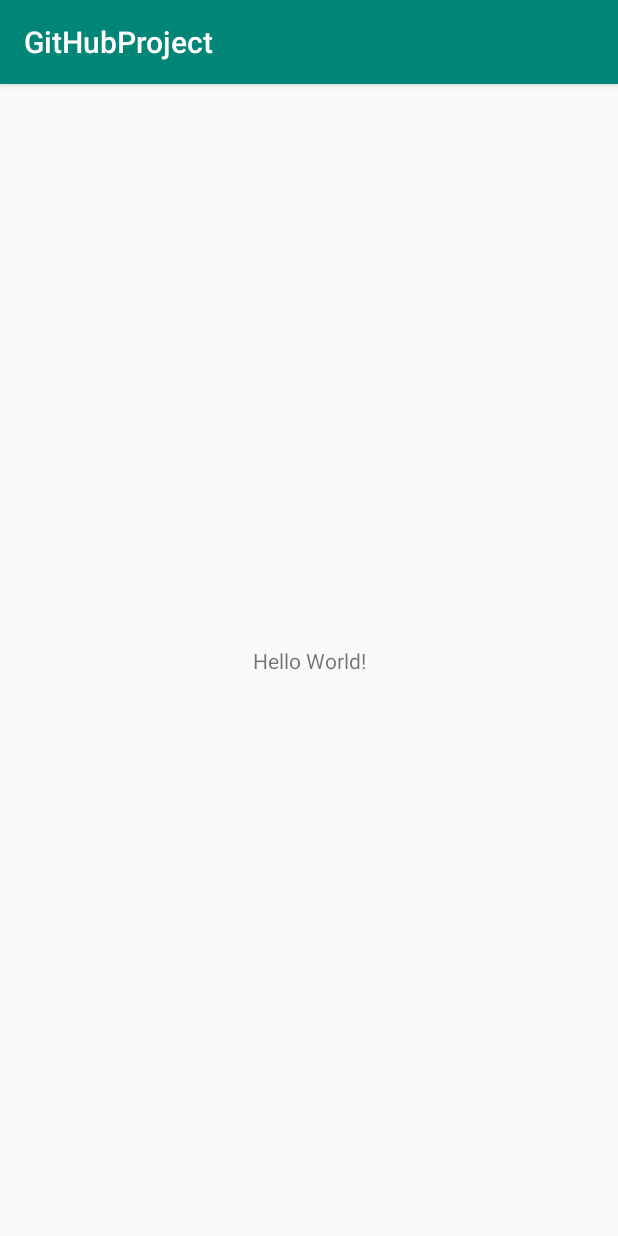
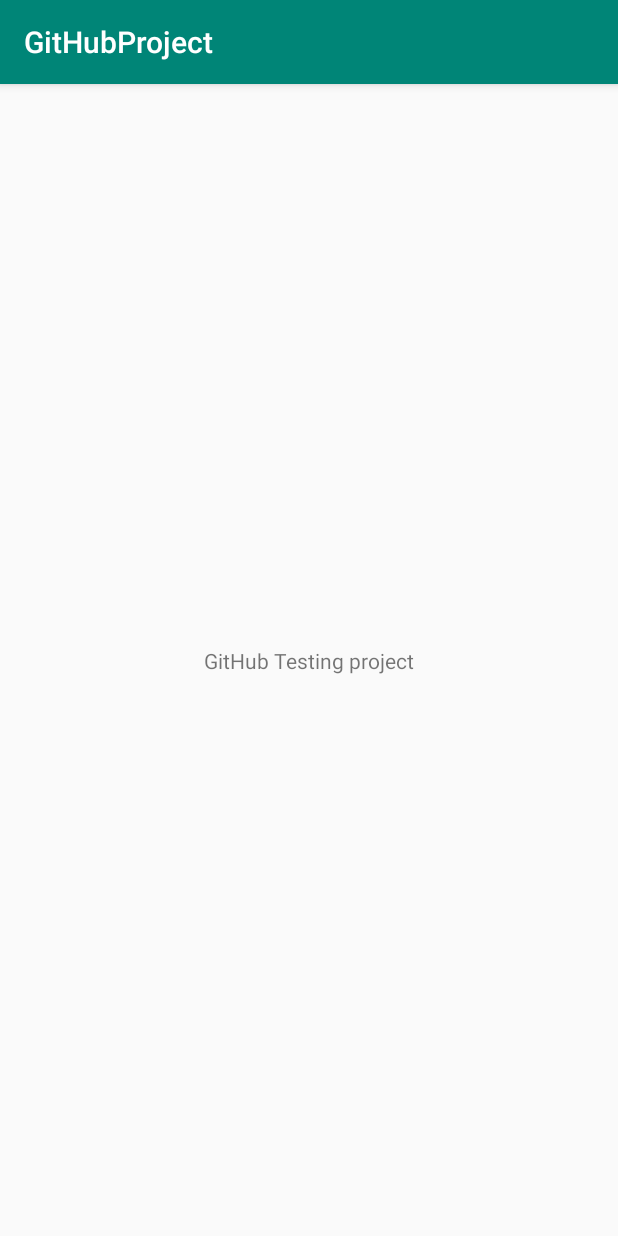
Before and after one commit to heinminlatt611517/GitHubProject, an Android app: the screen it shows after launch (MainActivity), on a phone screen of 412 x 824 dp. Run offline under Robolectric (Android 15) with nearby library versions, the phone set to English and light mode, and no system bars.

Commit message:
change text view name

```diff
--- a/app/src/main/res/layout/activity_main.xml
+++ b/app/src/main/res/layout/activity_main.xml
@@ -9,7 +9,7 @@
     <TextView
         android:layout_width="wrap_content"
         android:layout_height="wrap_content"
-        android:text="Hello World!"
+        android:text="@string/str_txt_github"
         app:layout_constraintBottom_toBottomOf="parent"
         app:layout_constraintLeft_toLeftOf="parent"
         app:layout_constraintRight_toRightOf="parent"
--- a/app/src/main/res/values/strings.xml
+++ b/app/src/main/res/values/strings.xml
@@ -1,3 +1,4 @@
 <resources>
     <string name="app_name">GitHubProject</string>
+    <string name="str_txt_github">GitHub Testing project</string>
 </resources>
```
